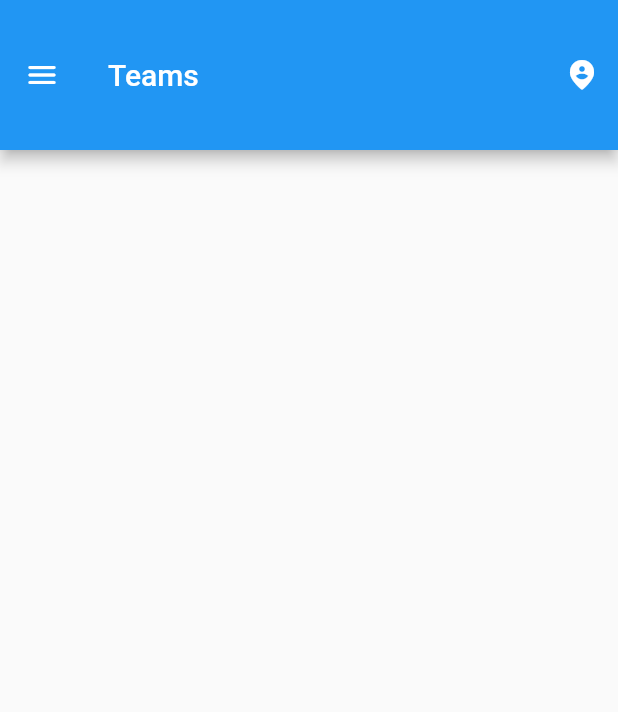
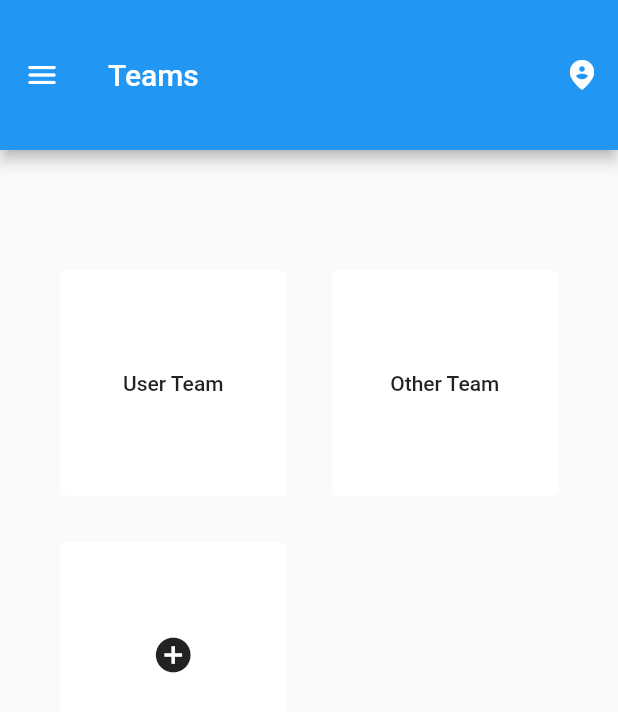
Before and after one commit to frugy-gtu/manage, a Flutter app: the screen it shows after launch, on a phone screen of 412 x 824 dp. Shown: the top 712 px of the screen. Run offline on Flutter 3.47's test engine with Material 2 defaults, Android fonts, the phone set to English and light mode, and no system bars; our stand-ins replace hive, hive_flutter; accounts and stored records are empty; generated files the repository leaves out were written again; statements that could not run were skipped.

Commit message:
Add dummy teams

```diff
--- a/app/manage/lib/core/team_home_page.dart
+++ b/app/manage/lib/core/team_home_page.dart
@@ -29,6 +29,59 @@ class TeamHomePage extends StatelessWidget {
         ],
         toolbarHeight: 100,
       ),
+      body: Center(
+        child: Padding(
+          //TODO: Do dynamic padding here where each pads accordingly
+          //to the number of teams. It is not necessarily to use Padding
+          //widget. Should take care of crossAxisSpacing too.
+          padding: EdgeInsets.symmetric(vertical: 50, horizontal: 10),
+          child: GridView.count(
+            primary: false,
+            padding: const EdgeInsets.all(20),
+            crossAxisSpacing: 10,
+            mainAxisSpacing: 10,
+            //TODO: Do dynamic crossAxisCount here where cross axis
+            //determined by number of teams.
+            crossAxisCount: 2,
+            children: [
+              Container(
+                decoration: BoxDecoration(
+                    color: Theme.of(context).cardColor,
+                    borderRadius: BorderRadius.circular(5)),
+                margin: const EdgeInsets.all(10),
+                child: Center(
+                  child: Text(
+                    'User Team',
+                    style: Theme.of(context).textTheme.button,
+                  ),
+                ),
+              ),
+              Container(
+                decoration: BoxDecoration(
+                    color: Theme.of(context).cardColor,
+                    borderRadius: BorderRadius.circular(5)),
+                margin: const EdgeInsets.all(10),
+                child: Center(
+                  child: Text(
+                    'Other Team',
+                    style: Theme.of(context).textTheme.button,
+                  ),
+                ),
+              ),
+              Container(
+                decoration: BoxDecoration(
+                    color: Theme.of(context).cardColor,
+                    borderRadius: BorderRadius.circular(5)),
+                margin: const EdgeInsets.all(10),
+                child: Icon(
+                  Icons.add_circle,
+                  color: Theme.of(context).textTheme.button.color,
+                  size: 28,
+                ),
+              ),
+              Container(),
+            ],
+          ),
         ),
       ),
     );
```
